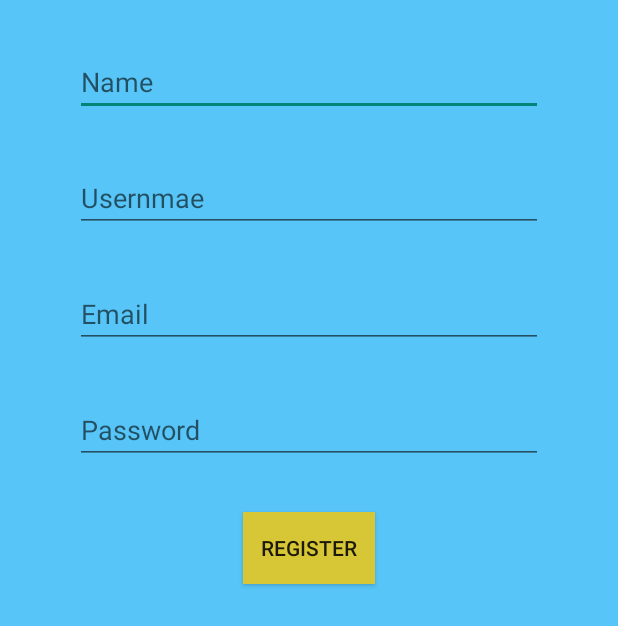
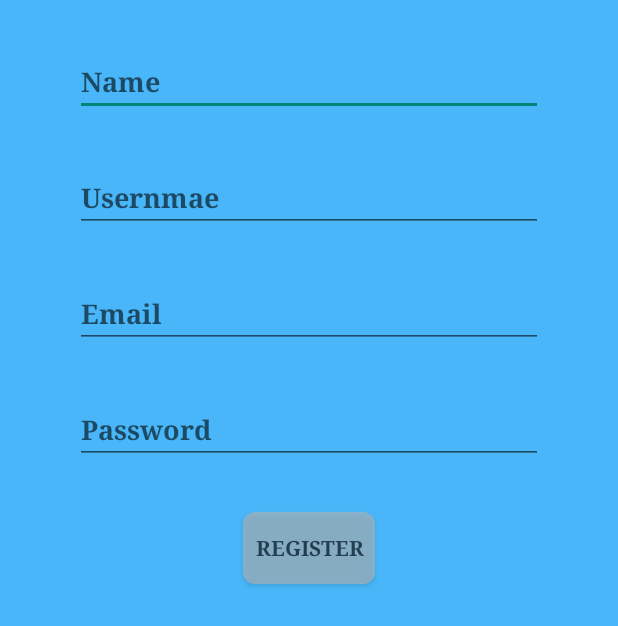
Before and after one commit to ramt19/myTrail, an Android app: the SignUp screen opened directly, with no data from a screen before it, on a phone screen of 412 x 824 dp. Shown: the top 626 px of the screen. Run offline under Robolectric (Android 15) with nearby library versions, the phone set to English and light mode, and no system bars; our stand-ins replace Firebase (no records; nobody signed in at launch, a user with empty details on screens opened directly).

Commit message:
changes 1.0

```diff
--- a/app/src/main/java/com/wip/major/mytrail/RealTimeTracking.java
+++ b/app/src/main/java/com/wip/major/mytrail/RealTimeTracking.java
@@ -93,8 +93,8 @@ public class RealTimeTracking extends Service implements LocationListener{
             NotificationCompat.Builder notificationBuilder = new NotificationCompat.Builder(this, NOTIFICATION_CHANNEL_ID);
             Notification notification = notificationBuilder.setOngoing(true)
                     .setSmallIcon(R.drawable.ic_tracker)
-                    .setContentTitle("Tracking Location")
-                    .setContentText("Tap to stop tracking")
+                    .setContentTitle("myTrail ")
+                    .setContentText("Tracking Location...")
                     .setContentIntent(broadcastIntent)
                     .setPriority(NotificationManager.IMPORTANCE_MIN)
                     .setCategory(Notification.CATEGORY_SERVICE)
--- /dev/null
+++ b/app/src/main/res/drawable/round_button.xml
@@ -0,0 +1,9 @@
+<?xml version="1.0" encoding="utf-8"?>
+<shape xmlns:android="http://schemas.android.com/apk/res/android"
+    android:shape="rectangle">
+    <solid android:color="@color/button_color"/>
+    <corners android:bottomRightRadius="8dp"
+        android:bottomLeftRadius="8dp"
+        android:topRightRadius="8dp"
+        android:topLeftRadius="8dp"/>
+</shape>
--- a/app/src/main/res/layout/activity_sign_up.xml
+++ b/app/src/main/res/layout/activity_sign_up.xml
@@ -28,7 +28,9 @@
             android:layout_height="wrap_content"
             android:ems="10"
             android:hint="Name"
-            android:inputType="textPersonName" />
+            android:inputType="textPersonName"
+            android:typeface="serif"
+            android:textStyle="bold"/>
     </LinearLayout>
 
     <LinearLayout
@@ -52,7 +54,9 @@
             android:layout_height="wrap_content"
             android:ems="10"
             android:hint="Email"
-            android:inputType="textEmailAddress" />
+            android:inputType="textEmailAddress"
+            android:typeface="serif"
+            android:textStyle="bold"/>
     </LinearLayout>
 
     <LinearLayout
@@ -76,7 +80,9 @@
             android:layout_height="wrap_content"
             android:ems="10"
             android:hint="Password"
-            android:inputType="textPassword" />
+            android:inputType="textPassword"
+            android:typeface="serif"
+            android:textStyle="bold"/>
     </LinearLayout>
 
     <Button
@@ -84,11 +90,17 @@
         android:layout_width="wrap_content"
         android:layout_height="wrap_content"
         android:layout_marginTop="32dp"
-        android:background="@color/button_color"
+
         android:text="Register"
         app:layout_constraintEnd_toEndOf="parent"
         app:layout_constraintStart_toStartOf="parent"
-        app:layout_constraintTop_toBottomOf="@+id/linearLayout3" />
+        app:layout_constraintTop_toBottomOf="@+id/linearLayout3"
+        android:textStyle="bold"
+        android:background="@drawable/round_button"
+        android:elevation="@dimen/button_elevation"
+        android:alpha="0.7"
+        android:fadingEdge="horizontal"
+        android:fontFamily="serif"/>
 
     <LinearLayout
         android:id="@+id/linearLayout5"
@@ -111,7 +123,9 @@
             android:layout_weight="1"
             android:ems="10"
             android:hint="Usernmae"
-            android:inputType="textPersonName" />
+            android:inputType="textPersonName"
+            android:typeface="serif"
+            android:textStyle="bold"/>
     </LinearLayout>
 
 </android.support.constraint.ConstraintLayout>
--- a/app/src/main/res/layout/my_text_view.xml
+++ b/app/src/main/res/layout/my_text_view.xml
@@ -1,4 +1,5 @@
 <RelativeLayout xmlns:android="http://schemas.android.com/apk/res/android"
+    xmlns:tools="http://schemas.android.com/tools"
     android:layout_width="fill_parent"
     android:layout_height="72dp"
     android:padding="6dip"
@@ -15,6 +16,7 @@
         android:layout_alignParentLeft="true"
         android:layout_alignParentStart="true"
         android:layout_marginStart="19dp" />
+
     <TextView
         android:id="@+id/number"
         android:layout_width="fill_parent"
@@ -27,7 +29,7 @@
         android:paddingLeft="5dp"
         android:singleLine="true"
         android:text="Content"
-        android:textColor="@color/design_default_color_primary_dark"
+        android:textColor="@android:color/background_dark"
         android:textSize="12sp" />
 
     <TextView
@@ -44,7 +46,7 @@
         android:paddingBottom="5dp"
         android:paddingLeft="5dp"
         android:text="Name"
-        android:textColor="@color/design_default_color_primary"
+        android:textColor="#000000"
         android:textSize="14sp" />
 
 
--- a/app/src/main/res/layout/nav_header_front.xml
+++ b/app/src/main/res/layout/nav_header_front.xml
@@ -14,10 +14,10 @@
 
     <ImageView
         android:id="@+id/imageView"
-        android:layout_width="187dp"
-        android:layout_height="155dp"
+        android:layout_width="235dp"
+        android:layout_height="162dp"
         android:contentDescription="@string/nav_header_desc"
         android:paddingTop="@dimen/nav_header_vertical_spacing"
-        app:srcCompat="@drawable/app1" />
+        app:srcCompat="@drawable/app2" />
 
 </LinearLayout>
--- a/app/src/main/res/values/colors.xml
+++ b/app/src/main/res/values/colors.xml
@@ -1,5 +1,6 @@
 <?xml version="1.0" encoding="utf-8"?>
 <resources>
-    <color name="button_color">#d7c736</color>
-    <color name="background_app">#FF57C5F8</color>
+    <color name="button_color">#a5b3ba</color>
+    <color name="background_app">#48B6F8</color>
+    <!--<color name="background_app">#002060</color>-->
 </resources>
--- a/app/src/main/res/values/dimens.xml
+++ b/app/src/main/res/values/dimens.xml
@@ -4,4 +4,5 @@
     <dimen name="activity_vertical_margin">16dp</dimen>
     <dimen name="nav_header_vertical_spacing">8dp</dimen>
     <dimen name="nav_header_height">176dp</dimen>
+    <dimen name="button_elevation">10dp</dimen>
 </resources>
```
Also changed, not shown: app/src/main/res/layout/activity_login.xml (+24 -9 lines).
